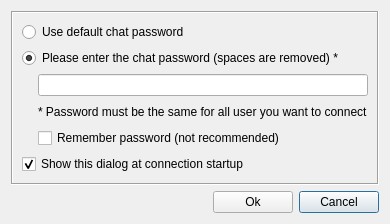
Qt form src/GuiAskPassword.ui (hwgao/beebeep) before a commit.
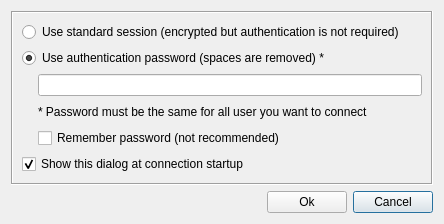
The same form after that commit.

What changed in the file:
```diff
--- a/src/GuiAskPassword.ui
+++ b/src/GuiAskPassword.ui
@@ -6,7 +6,7 @@
    <rect>
     <x>0</x>
     <y>0</y>
-    <width>385</width>
+    <width>444</width>
     <height>218</height>
    </rect>
   </property>
@@ -59,14 +59,14 @@
       <item row="0" column="0" colspan="2">
        <widget class="QRadioButton" name="mp_rbUseDefaultPassword">
         <property name="text">
-         <string>Use default chat password</string>
+         <string>Use standard session (encrypted but authentication is not required)</string>
         </property>
        </widget>
       </item>
       <item row="1" column="0" colspan="2">
        <widget class="QRadioButton" name="mp_rbSelectPassaword">
         <property name="text">
-         <string>Please enter the chat password (spaces are removed) *</string>
+         <string>Use authentication password (spaces are removed) *</string>
         </property>
         <property name="checked">
          <bool>true</bool>
```
